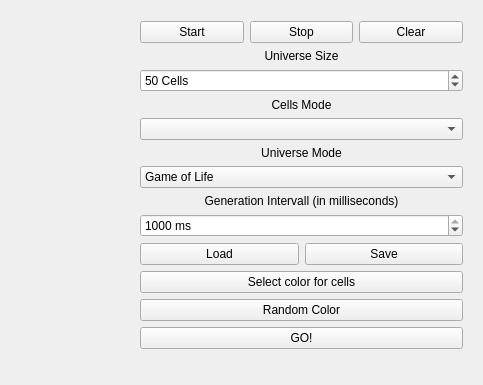
This is src/mainwindow.ui in Lesik/prgpr1718 as Qt 5 draws it before an edit; both pictures show x 477 to 960 and y 0 to 385 of the 960 by 600 pixel window. The edited form follows.
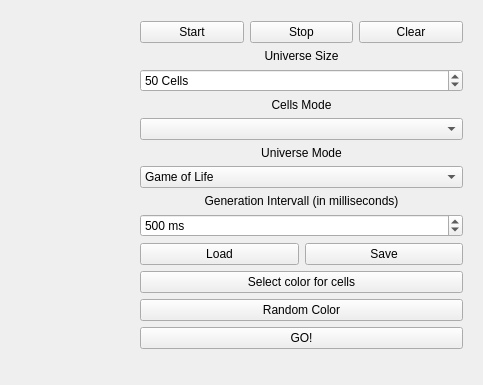
This is the edited form.

```diff
--- a/src/mainwindow.ui
+++ b/src/mainwindow.ui
@@ -191,7 +191,7 @@
         <number>100</number>
        </property>
        <property name="value">
-        <number>1000</number>
+        <number>500</number>
        </property>
       </widget>
      </item>
```
